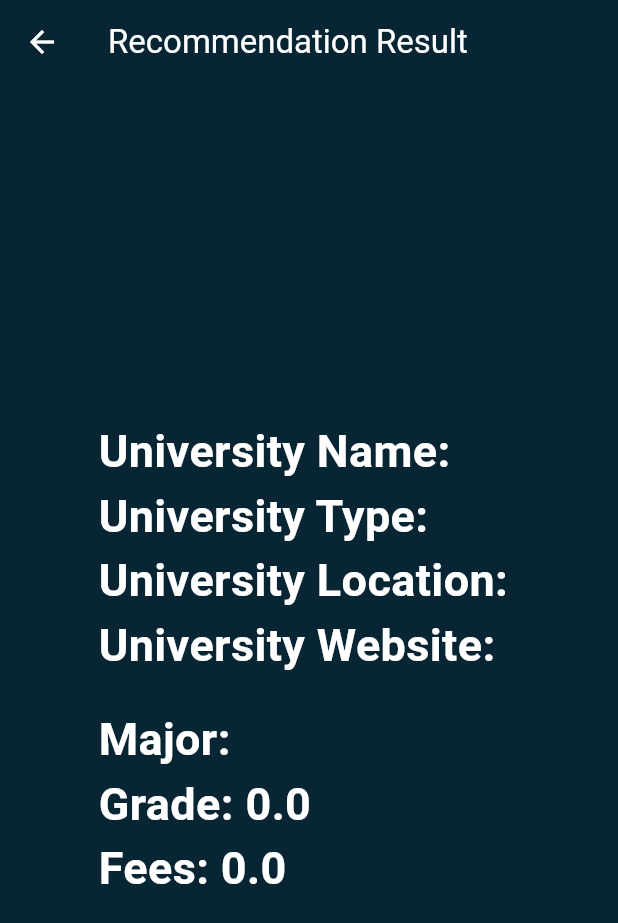
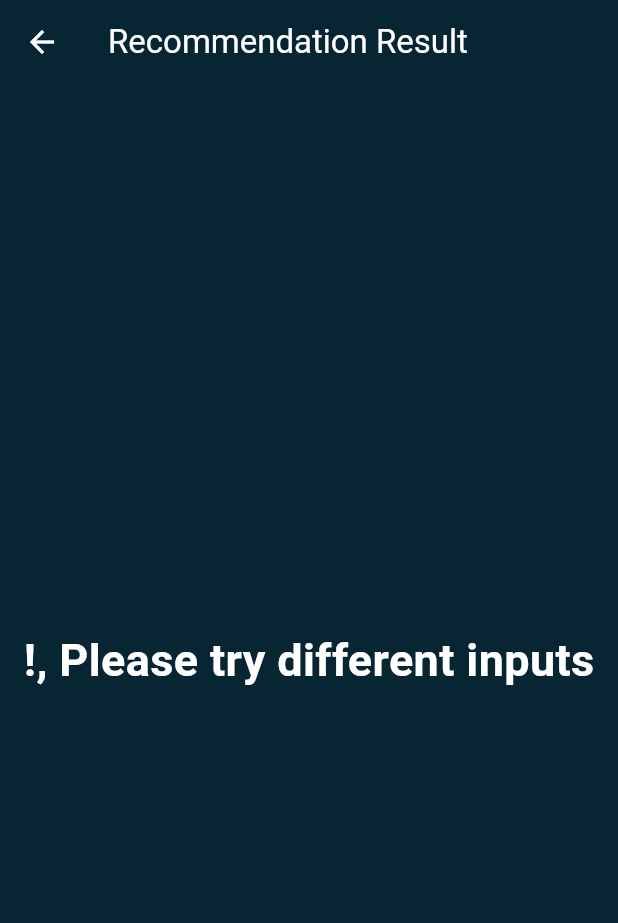
Before and after one commit to Anass3253/Unidetection, a Flutter app: the ResultScreen screen opened directly with empty values, on a phone screen of 412 x 824 dp. Shown: the top 923 px of the screen. Run offline on Flutter 3.47's test engine with Material 3 defaults, Android fonts, the light colour scheme and no system bars; our stand-ins replace cloud_firestore, firebase_auth, firebase_core, flutter_riverpod; accounts and stored records are empty.

Commit message:
Handling no recommendation is found scenario

```diff
--- a/lib/core/model/recommendation_result.dart
+++ b/lib/core/model/recommendation_result.dart
@@ -1,20 +1,23 @@
-import 'package:unidection/core/model/major.dart';
 import 'package:unidection/core/model/university.dart';
 
 class RecommendationResult {
+  final bool isSuccess;
   final University? university;
-  final Major? major;
+  final String? reason;
 
   RecommendationResult({
+    required this.isSuccess,
     this.university,
-    this.major,
+    this.reason,
   });
 
   factory RecommendationResult.fromJson(Map<String, dynamic> json) {
     return RecommendationResult(
+      isSuccess: json['recommended'],
       university: json['university'] != null
           ? University.fromJson(json['university'])
           : null,
+      reason: json['reason']?.toString(),
     );
   }
 }
--- a/lib/features/result/result_screen.dart
+++ b/lib/features/result/result_screen.dart
@@ -11,13 +11,31 @@ class ResultScreen extends StatefulWidget {
 }
 
 class _ResultScreenState extends State<ResultScreen> {
+  late Widget isNotSuccessContent;
+
+  @override
+  void initState() {
+    super.initState();
+    isNotSuccessContent = Center(
+      child: Text(
+        '${widget.result.reason}!, Please try different inputs',
+        style: const TextStyle(
+          fontSize: 30,
+          color: Colors.white,
+          fontWeight: FontWeight.bold,
+        ),
+      ),
+    );
+  }
+
   @override
   Widget build(BuildContext context) {
     return Scaffold(
       appBar: AppBar(
         title: const Text('Recommendation Result'),
       ),
-      body: Padding(
+      body: widget.result.isSuccess
+          ? Padding(
               padding: const EdgeInsets.all(16.0),
               child: Center(
                 child: Column(
@@ -104,7 +122,8 @@ class _ResultScreenState extends State<ResultScreen> {
                   ],
                 ),
               ),
-      ),
+            )
+          : isNotSuccessContent,
     );
   }
 }
```
Lines whose indentation alone changed are shown as unchanged.
